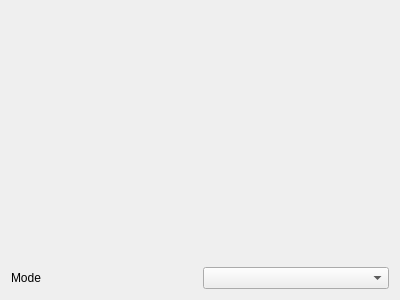
This is Effects/RotatingBeam/RotatingBeam.ui in DLdota/OpenRGBEffectsPlugin as Qt 5 draws it before an edit. The edited form follows.
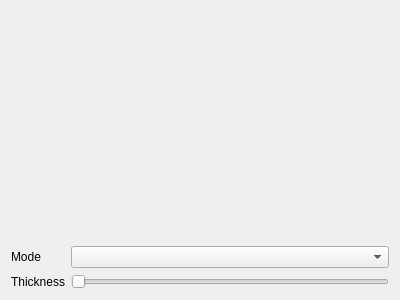
This is the edited form.

Commit message: Add thickness to rotating beams

The edit to the form file:
```diff
--- a/Effects/RotatingBeam/RotatingBeam.ui
+++ b/Effects/RotatingBeam/RotatingBeam.ui
@@ -21,9 +21,6 @@
      </property>
     </widget>
    </item>
-   <item row="1" column="1">
-    <widget class="QComboBox" name="mode"/>
-   </item>
    <item row="0" column="0" colspan="2">
     <spacer name="verticalSpacer">
      <property name="orientation">
@@ -37,6 +34,23 @@
      </property>
     </spacer>
    </item>
+   <item row="1" column="1">
+    <widget class="QComboBox" name="mode"/>
+   </item>
+   <item row="2" column="0">
+    <widget class="QLabel" name="label_2">
+     <property name="text">
+      <string>Thickness</string>
+     </property>
+    </widget>
+   </item>
+   <item row="2" column="1">
+    <widget class="QSlider" name="thickness">
+     <property name="orientation">
+      <enum>Qt::Horizontal</enum>
+     </property>
+    </widget>
+   </item>
   </layout>
  </widget>
  <resources/>
```
The commit also changes 2 other files.
